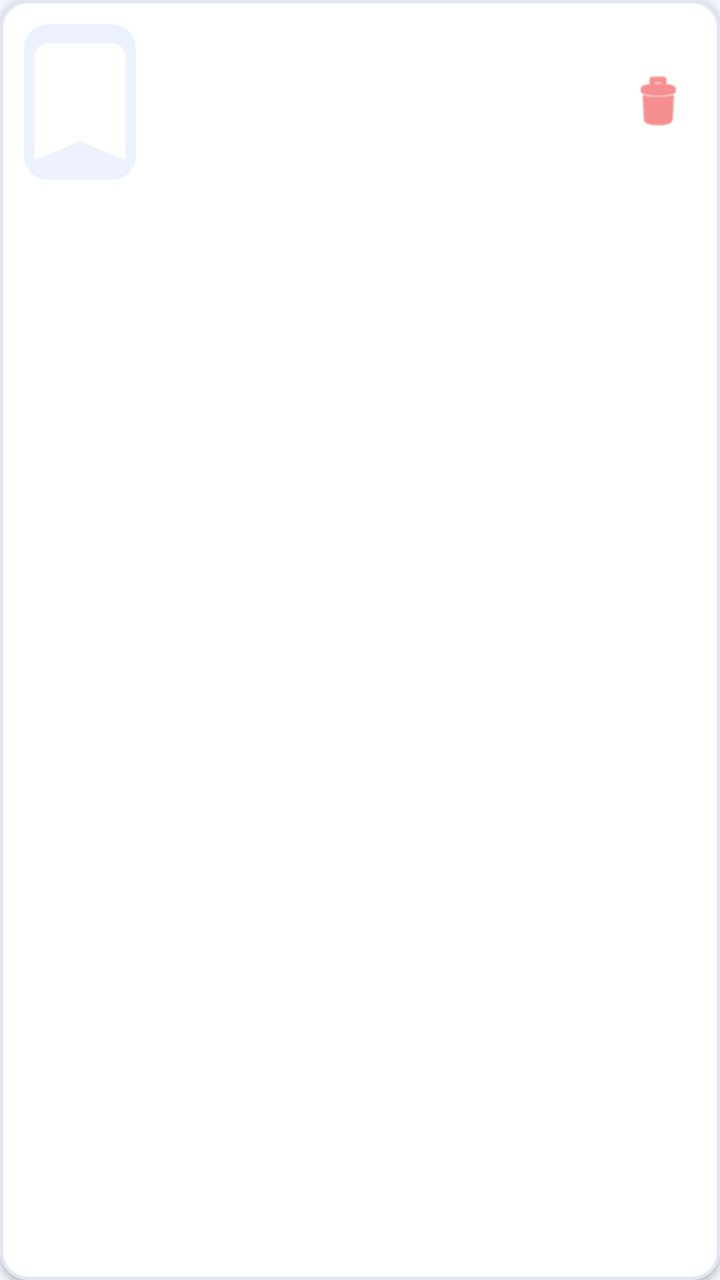
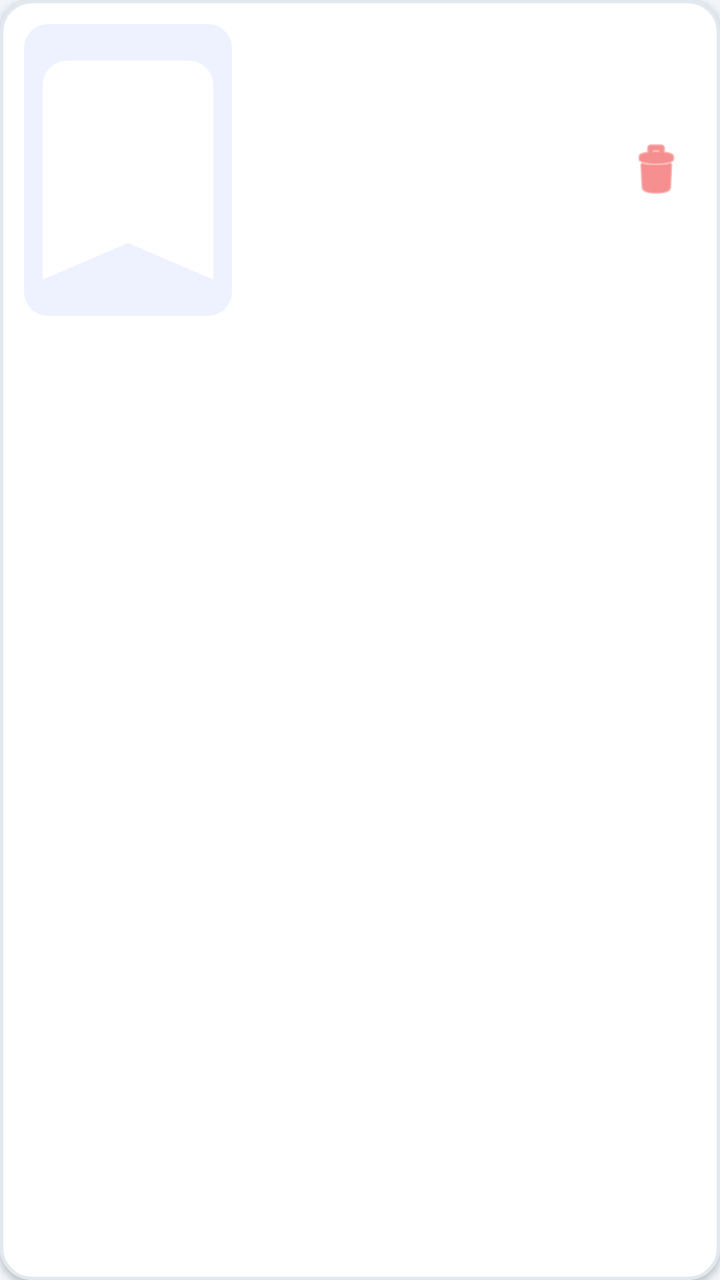

An Android layout rendered at two revisions. The XML below is the earlier revision; the diff shows what the commit changed to produce the second picture.
<!-- AndroidManifest.xml: application theme Theme.ReelSort -->
<!-- res/layout/item_reel.xml -->
<?xml version="1.0" encoding="utf-8"?>
<com.google.android.material.card.MaterialCardView
    xmlns:android="http://schemas.android.com/apk/res/android"
    xmlns:app="http://schemas.android.com/apk/res-auto"
    android:layout_width="match_parent"
    android:layout_height="wrap_content"
    android:layout_marginHorizontal="12dp"
    android:layout_marginVertical="6dp"
    app:cardBackgroundColor="@color/card_background"
    app:strokeColor="@color/card_stroke"
    app:strokeWidth="1.5dp"
    app:cardElevation="2dp"
    app:cardCornerRadius="14dp">

    <LinearLayout
        android:layout_width="match_parent"
        android:layout_height="wrap_content"
        android:orientation="horizontal"
        android:padding="12dp"
        android:gravity="center_vertical">

        
        <com.google.android.material.imageview.ShapeableImageView
            android:id="@+id/ivThumbnail"
            android:layout_width="56dp"
            android:layout_height="78dp"
            android:scaleType="centerCrop"
            android:background="@drawable/bg_icon_badge"
            android:src="@drawable/ic_bookmark"
            app:shapeAppearanceOverlay="@style/RoundedCornerImage"
            android:layout_marginEnd="14dp" />

        <LinearLayout
            android:layout_width="0dp"
            android:layout_height="wrap_content"
            android:layout_weight="1"
            android:orientation="vertical">

            
            <TextView
                android:id="@+id/tvTitle"
                android:layout_width="match_parent"
                android:layout_height="wrap_content"
                android:textSize="15sp"
                android:textStyle="bold"
                android:textColor="@color/text_primary"
                android:ellipsize="end"
                android:maxLines="2" />

            <TextView
                android:id="@+id/tvSubtitle"
                android:layout_width="match_parent"
                android:layout_height="wrap_content"
                android:textSize="12sp"
                android:textColor="@color/text_secondary"
                android:layout_marginTop="3dp"
                android:maxLines="1"
                android:ellipsize="end" />

            <TextView
                android:id="@+id/tvDate"
                android:layout_width="match_parent"
                android:layout_height="wrap_content"
                android:textSize="11sp"
                android:textColor="@color/text_muted"
                android:layout_marginTop="3dp" />
        </LinearLayout>

        <ImageButton
            android:id="@+id/btnDelete"
            android:layout_width="38dp"
            android:layout_height="38dp"
            android:padding="8dp"
            android:src="@android:drawable/ic_menu_delete"
            app:tint="@color/delete_icon_tint"
            android:background="?attr/selectableItemBackgroundBorderless"
            android:contentDescription="Delete"
            android:layout_marginStart="8dp" />
    </LinearLayout>
</com.google.android.material.card.MaterialCardView>
<!-- resources referenced by this layout -->
<resources>
  <color name="card_background">#FFFFFF</color>
  <color name="card_stroke">#E2E8F0</color>
  <color name="delete_icon_tint">#EF4444</color>
  <color name="text_muted">#64748B</color>
  <color name="text_primary">#0F172A</color>
  <color name="text_secondary">#334155</color>
  <!-- drawable bg_icon_badge (drawable) -->
  <?xml version="1.0" encoding="utf-8"?>
  <shape xmlns:android="http://schemas.android.com/apk/res/android"
      android:shape="rectangle">
      <solid android:color="@color/icon_container_bg" />
      <corners android:radius="12dp" />
  </shape>
  <!-- drawable ic_bookmark (drawable) -->
  <?xml version="1.0" encoding="utf-8"?>
  <vector xmlns:android="http://schemas.android.com/apk/res/android"
      android:width="24dp"
      android:height="24dp"
      android:viewportWidth="24"
      android:viewportHeight="24">
      
      <path
          android:fillColor="#FFFFFF"
          android:pathData="M17,3H7C5.9,3 5,3.9 5,5v16l7,-3 7,3V5C19,3.9 18.1,3 17,3z" />
  </vector>
  <style name="RoundedCornerImage">
          <item name="cornerSize">10dp</item>
      </style>
  <style name="Theme.ReelSort" parent="Theme.MaterialComponents.DayNight.NoActionBar">
          <item name="colorPrimary">@color/primary</item>
          <item name="colorPrimaryVariant">@color/primary_dark</item>
          <item name="colorOnPrimary">@color/white</item>
          <item name="colorSecondary">@color/accent</item>
          <item name="android:colorBackground">@color/background</item>
          <item name="colorSurface">@color/card_background</item>
          <item name="android:textColorPrimary">@color/text_primary</item>
          <item name="android:textColorSecondary">@color/text_secondary</item>
      </style>
  <color name="icon_container_bg">#EEF2FF</color>
  <color name="primary">#4F46E5</color>
  <color name="primary_dark">#3730A3</color>
  <color name="white">#FFFFFFFF</color>
  <color name="accent">#EC4899</color>
  <color name="background">#F1F5F9</color>
</resources>

<!-- the commit's change to res/layout/item_reel.xml (unified diff, before → after) -->
@@ -5,12 +5,12 @@
     android:layout_width="match_parent"
     android:layout_height="wrap_content"
     android:layout_marginHorizontal="12dp"
-    android:layout_marginVertical="6dp"
+    android:layout_marginVertical="7dp"
     app:cardBackgroundColor="@color/card_background"
     app:strokeColor="@color/card_stroke"
     app:strokeWidth="1.5dp"
     app:cardElevation="2dp"
-    app:cardCornerRadius="14dp">
+    app:cardCornerRadius="16dp">
 
     <LinearLayout
         android:layout_width="match_parent"
@@ -22,8 +22,8 @@
         
         <com.google.android.material.imageview.ShapeableImageView
             android:id="@+id/ivThumbnail"
-            android:layout_width="56dp"
-            android:layout_height="78dp"
+            android:layout_width="104dp"
+            android:layout_height="146dp"
             android:scaleType="centerCrop"
             android:background="@drawable/bg_icon_badge"
             android:src="@drawable/ic_bookmark"
@@ -41,19 +41,19 @@
                 android:id="@+id/tvTitle"
                 android:layout_width="match_parent"
                 android:layout_height="wrap_content"
-                android:textSize="15sp"
+                android:textSize="16sp"
                 android:textStyle="bold"
                 android:textColor="@color/text_primary"
                 android:ellipsize="end"
-                android:maxLines="2" />
+                android:maxLines="3" />
 
             <TextView
                 android:id="@+id/tvSubtitle"
                 android:layout_width="match_parent"
                 android:layout_height="wrap_content"
-                android:textSize="12sp"
+                android:textSize="13sp"
                 android:textColor="@color/text_secondary"
-                android:layout_marginTop="3dp"
+                android:layout_marginTop="5dp"
                 android:maxLines="1"
                 android:ellipsize="end" />
 
@@ -61,15 +61,15 @@
                 android:id="@+id/tvDate"
                 android:layout_width="match_parent"
                 android:layout_height="wrap_content"
-                android:textSize="11sp"
+                android:textSize="12sp"
                 android:textColor="@color/text_muted"
-                android:layout_marginTop="3dp" />
+                android:layout_marginTop="6dp" />
         </LinearLayout>
 
         <ImageButton
             android:id="@+id/btnDelete"
-            android:layout_width="38dp"
-            android:layout_height="38dp"
+            android:layout_width="40dp"
+            android:layout_height="40dp"
             android:padding="8dp"
             android:src="@android:drawable/ic_menu_delete"
             app:tint="@color/delete_icon_tint"
<!-- resource entries referenced after the edit -->
@@ -26,7 +26,7 @@
           android:pathData="M17,3H7C5.9,3 5,3.9 5,5v16l7,-3 7,3V5C19,3.9 18.1,3 17,3z" />
   </vector>
   <style name="RoundedCornerImage">
-          <item name="cornerSize">10dp</item>
+          <item name="cornerSize">12dp</item>
       </style>
   <style name="Theme.ReelSort" parent="Theme.MaterialComponents.DayNight.NoActionBar">
           <item name="colorPrimary">@color/primary</item>
